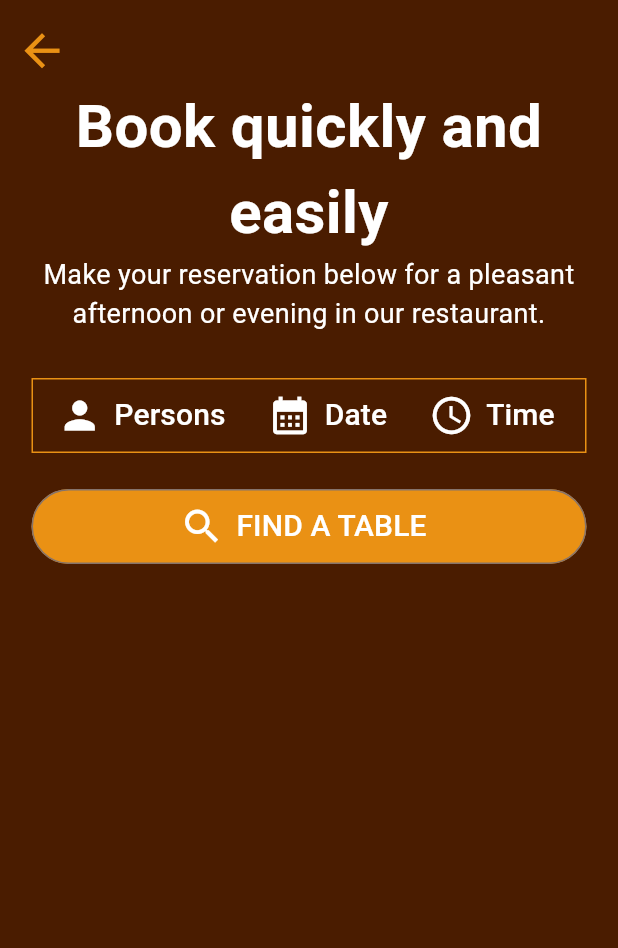
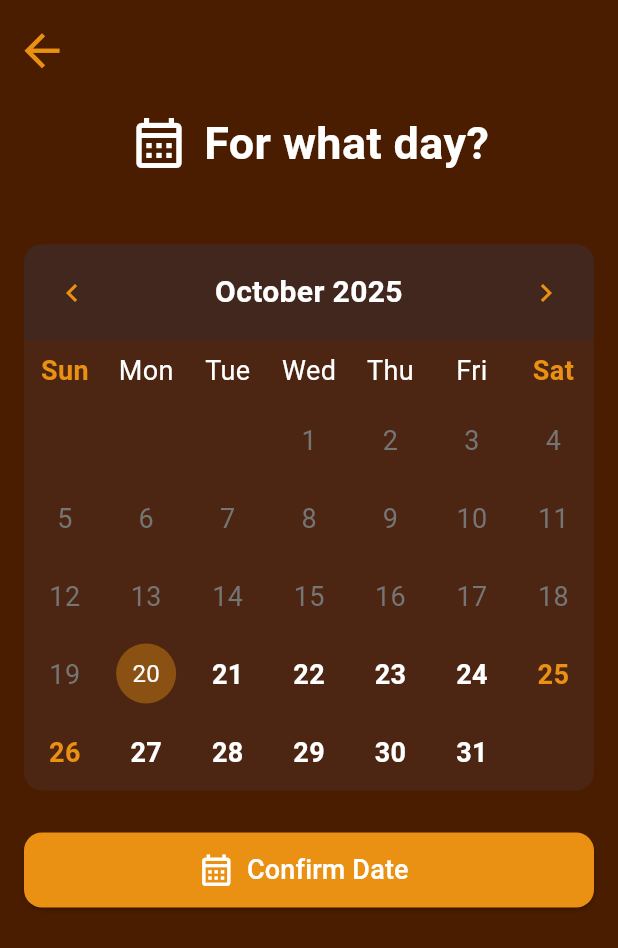
Before and after one commit to Philoodelf/toro_app, a Flutter app: the ReservationScreen screen opened directly, after a tap on "Date", on a phone screen of 412 x 824 dp. Shown: the top 948 px of the screen. Run offline on Flutter 3.47's test engine with Material 3 defaults, Android fonts, the phone set to English and light mode, and no system bars; drawn by our look-alikes of table_calendar; our stand-ins replace curved_navigation_bar, easy_localization, font_awesome_flutter; missing offline and left inert: dart:ffi.

Commit message:
selected date and time are done

```diff
--- /dev/null
+++ b/devtools_options.yaml
@@ -0,0 +1,3 @@
+description: This file stores settings for Dart & Flutter DevTools.
+documentation: https://docs.flutter.dev/tools/devtools/extensions#configure-extension-enablement-states
+extensions:
--- /dev/null
+++ b/lib/screens/date_select_screen.dart
@@ -0,0 +1,221 @@
+import 'package:easy_localization/easy_localization.dart';
+import 'package:flutter/material.dart';
+import 'package:table_calendar/table_calendar.dart';
+import 'package:toro_app/const/colors.dart';
+import 'package:toro_app/screens/select_time_screen.dart';
+
+class SelectDateScreen extends StatefulWidget {
+  const SelectDateScreen({super.key});
+
+  @override
+  State<SelectDateScreen> createState() => _DateSelectState();
+}
+
+class _DateSelectState extends State<SelectDateScreen> {
+  DateTime _focusedDay = DateTime.now();
+  DateTime? _selectedDay;
+
+  final DateTime _firstDay = DateTime.now();
+  final DateTime _lastDay = DateTime.now().add(const Duration(days: 90));
+
+  late final DateTime _firstAvailableDay;
+  late final DateTime _lastAvailableDay;
+
+  @override
+  void initState() {
+    super.initState();
+    _firstAvailableDay = DateTime.now();
+    _lastAvailableDay = DateTime(
+      _firstAvailableDay.year,
+      _firstAvailableDay.month + 3,
+      _firstAvailableDay.day,
+    );
+  }
+
+  void _onDaySelected(DateTime selectedDay, DateTime focusedDay) {
+    if (!isSameDay(_selectedDay, selectedDay)) {
+      setState(() {
+        _selectedDay = selectedDay;
+        _focusedDay = focusedDay;
+      });
+      debugPrint(
+        'Selected reservation date: ${DateFormat('yyyy-MM-dd').format(selectedDay)}',
+      );
+    }
+  }
+
+  void _saveReservation() {
+    if (_selectedDay != null) {
+      final formattedDate = DateFormat('yyyy-MM-dd').format(_selectedDay!);
+      debugPrint('Reservation saved for date: $formattedDate');
+      ScaffoldMessenger.of(context).showSnackBar(
+        SnackBar(
+          backgroundColor: AppColors.secondAppColor,
+          content: Text(
+            'Date saved for $formattedDate',
+            style: const TextStyle(color: Colors.white),
+          ),
+        ),
+      );
+      Navigator.of(context).pushReplacement(
+                        MaterialPageRoute(
+                          builder: (context) => SelectTimeScreen(
+                            selectedDate: _selectedDay!,
+                          ),
+                        ),
+                      );
+    } else {
+      ScaffoldMessenger.of(context).showSnackBar(
+        SnackBar(
+          backgroundColor: Colors.red.shade700,
+          content: const Text(
+            'Please select a date first!',
+            style: TextStyle(color: Colors.white),
+          ),
+        ),
+      );
+    }
+  }
+
+  @override
+  Widget build(BuildContext context) {
+    return SafeArea(
+      child: Scaffold(
+        backgroundColor: AppColors.mainAppColor,
+        appBar: AppBar(
+          backgroundColor: AppColors.mainAppColor,
+          elevation: 0,
+          leading: Padding(
+            padding: const EdgeInsets.only(top: 8),
+            child: IconButton(
+              icon: const Icon(
+                Icons.arrow_back,
+                color: AppColors.secondAppColor,
+                size: 35,
+              ),
+              onPressed: () => Navigator.pop(context),
+            ),
+          ),
+        ),
+        body: Column(
+          children: [
+            Padding(
+                      padding: const EdgeInsets.all(18),
+                      child: Row(
+                        mainAxisAlignment: MainAxisAlignment.center,
+                        children: [
+                          Icon(Icons.calendar_month_outlined, color: Colors.white, size: 40,),
+                          SizedBox(width: 10),
+                          Text(
+                            'For what day?',
+                            style: TextStyle(color: Colors.white, fontSize: 30, fontWeight: FontWeight.w600
+                          ),),
+                        ],
+                      ),
+                    ),
+            const SizedBox(height: 28),
+            Container(
+              margin: const EdgeInsets.symmetric(horizontal: 16),
+              decoration: BoxDecoration(
+                color: Colors.brown.shade800.withOpacity(0.4),
+                borderRadius: BorderRadius.circular(12),
+              ),
+              child: TableCalendar(
+                firstDay: _firstAvailableDay,
+                lastDay: _lastAvailableDay,
+                focusedDay: _focusedDay,
+                selectedDayPredicate: (day) => isSameDay(_selectedDay, day),
+                onDaySelected: _onDaySelected,
+                calendarFormat: CalendarFormat.month,
+                headerStyle: HeaderStyle(
+                  formatButtonVisible: false,
+                  titleCentered: true,
+                  titleTextStyle: const TextStyle(
+                    color: Colors.white,
+                    fontSize: 20,
+                    fontWeight: FontWeight.bold,
+                  ),
+                  leftChevronIcon: const Icon(
+                    Icons.chevron_left,
+                    color: AppColors.secondAppColor,
+                  ),
+                  rightChevronIcon: const Icon(
+                    Icons.chevron_right,
+                    color: AppColors.secondAppColor,
+                  ),
+                  decoration: BoxDecoration(
+                    color: Colors.brown.shade900.withOpacity(0.7),
+                    borderRadius: const BorderRadius.vertical(
+                      top: Radius.circular(12),
+                    ),
+                  ),
+                ),
+                daysOfWeekHeight: 40,
+                daysOfWeekStyle: const DaysOfWeekStyle(
+                  weekendStyle: TextStyle(
+                    color: AppColors.secondAppColor,
+                    fontWeight: FontWeight.bold,
+                    fontSize: 18,
+                  ),
+                  weekdayStyle: TextStyle(color: Colors.white, fontSize: 18),
+                ),
+
+                calendarStyle: CalendarStyle(
+                  cellMargin: const EdgeInsets.all(6),
+                  cellPadding: const EdgeInsets.all(8),
+                  weekendTextStyle: const TextStyle(
+                    color: AppColors.secondAppColor,
+                    fontSize: 18,
+                    fontWeight: FontWeight.w600,
+                  ),
+                  defaultTextStyle: const TextStyle(
+                    color: Colors.white,
+                    fontSize: 18,
+                    fontWeight: FontWeight.w600,
+                  ),
+                  todayDecoration: BoxDecoration(
+                    color: AppColors.secondAppColor.withOpacity(0.4),
+                    shape: BoxShape.circle,
+                  ),
+                  selectedDecoration: const BoxDecoration(
+                    color: AppColors.secondAppColor,
+                    shape: BoxShape.circle,
+                  ),
+                  outsideDaysVisible: false,
+                  disabledTextStyle: TextStyle(
+                    color: Colors.grey.shade600,
+                    fontSize: 18,
+                  ),
+                ),
+              ),
+            ),
+           // const Spacer(),
+           const SizedBox(height: 12),
+            Padding(
+              padding: const EdgeInsets.all(16.0),
+              child: ElevatedButton.icon(
+                onPressed: _saveReservation,
+                style: ElevatedButton.styleFrom(
+                  backgroundColor: AppColors.secondAppColor,
+                  minimumSize: const Size(double.infinity, 50),
+                  shape: RoundedRectangleBorder(
+                    borderRadius: BorderRadius.circular(12),
+                  ),
+                ),
+                icon: const Icon(
+                  Icons.calendar_month_outlined,
+                  color: Colors.white,
+                  size: 25,
+                ),
+                label: const Text(
+                  'Confirm Date',
+                  style: TextStyle(fontSize: 18, color: Colors.white, fontWeight: FontWeight.w500),
+                ),
+              ),
+            ),
+          ],
+        ),
+      ),
+    );
+  }
+}
--- a/lib/screens/home_screen.dart
+++ b/lib/screens/home_screen.dart
@@ -35,7 +35,7 @@ class HomeScreen extends StatelessWidget {
                   ),
                   CostumeMenu(
                     label: 'reservation'.tr(),
-                    icon: Icons.calendar_today_outlined,
+                    icon: Icons.calendar_month_outlined,
                     onTap: () {
                       Navigator.of(context).push(
                         MaterialPageRoute(
--- a/lib/screens/reservation_screen.dart
+++ b/lib/screens/reservation_screen.dart
@@ -1,6 +1,8 @@
 import 'package:flutter/material.dart';
 import 'package:font_awesome_flutter/font_awesome_flutter.dart';
 import 'package:toro_app/const/colors.dart';
+import 'package:toro_app/screens/date_select_screen.dart';
+import 'package:toro_app/screens/select_time_screen.dart';
 
 class ReservationScreen extends StatefulWidget {
   const ReservationScreen({super.key});
@@ -58,7 +60,7 @@ class _ReservationScreenState extends State<ReservationScreen> {
                   textAlign: TextAlign.center,
                 ),
               ),
-              SizedBox(height: 30),
+              SizedBox(height: 20),
               SizedBox(
                 width: 370,
                 child: Container(
@@ -73,6 +75,7 @@ class _ReservationScreenState extends State<ReservationScreen> {
                       Row(
                         mainAxisAlignment: MainAxisAlignment.center,
                         children: [
+                          //! person
                           TextButton.icon(
                             onPressed: () {
                               setState(() {
@@ -92,11 +95,17 @@ class _ReservationScreenState extends State<ReservationScreen> {
                               ),
                             ),
                           ),
-
+                          //! Calendar
                           TextButton.icon(
-                            onPressed: () {},
+                            onPressed: () {
+                              Navigator.of(context).pushReplacement(
+                                MaterialPageRoute(
+                                  builder: (context) => SelectDateScreen(),
+                                ),
+                              );
+                            },
                             icon: Icon(
-                              Icons.calendar_month,
+                              Icons.calendar_month_outlined,
                               color: Colors.white,
                               size: 30,
                             ),
@@ -108,44 +117,60 @@ class _ReservationScreenState extends State<ReservationScreen> {
                               ),
                             ),
                           ),
-                          TextButton.icon(
-                            onPressed: () {},
-                            icon: Icon(
-                              Icons.access_time_outlined,
-                              color: Colors.white,
-                              size: 30,
-                            ),
-                            label: Text(
-                              'Time',
-                              style: TextStyle(
-                                color: Colors.white,
-                                fontSize: 20,
-                              ),
-                            ),
-                          ),
+                          //! Time
+                          // TextButton.icon(
+                          //   onPressed: () {
+                          //   },
+                          //   icon: Icon(
+                          //     Icons.access_time_outlined,
+                          //     color: Colors.white,
+                          //     size: 30,
+                          //   ),
+                          //   label: Text(
+                          //     'Time',
+                          //     style: TextStyle(
+                          //       color: Colors.white,
+                          //       fontSize: 20,
+                          //     ),
+                          //   ),
+                          // ),
                         ],
                       ),
                     ],
                   ),
                 ),
               ),
-              SizedBox(height: 12),
+              SizedBox(height: 5),
 
               Visibility(
                 visible: showPersonsGrid,
                 child: Column(
                   children: [
+                    Padding(
+                      padding: const EdgeInsets.all(8.0),
+                      child: Row(
+                        mainAxisAlignment: MainAxisAlignment.center,
+                        children: [
+                          Icon(FontAwesomeIcons.users, color: Colors.white),
+                          SizedBox(width: 18),
+                          Text(
+                            'How many guests?',
+                            style: TextStyle(color: Colors.white, fontSize: 20, fontWeight: FontWeight.w600
+                          ),),
+                        ],
+                      ),
+                    ),
+                    SizedBox(height: 5),
                     SizedBox(
                       height: 300,
                       child: GridView.builder(
                         itemCount: itemCount,
-                        gridDelegate:
-                             SliverGridDelegateWithFixedCrossAxisCount(
-                              crossAxisCount: 2,
-                              crossAxisSpacing: 2,
-                              mainAxisSpacing: 2,
-                              childAspectRatio: aspectRatio,
-                            ),
+                        gridDelegate: SliverGridDelegateWithFixedCrossAxisCount(
+                          crossAxisCount: 2,
+                          crossAxisSpacing: 2,
+                          mainAxisSpacing: 2,
+                          childAspectRatio: aspectRatio,
+                        ),
                         itemBuilder: (BuildContext context, int index) {
                           return Card(
                             color: AppColors.secondAppColor.withOpacity(0.8),
@@ -174,10 +199,14 @@ class _ReservationScreenState extends State<ReservationScreen> {
                           setState(() {
                             itemCount = 40;
                             showAdd = false;
-                            aspectRatio=2;
+                            aspectRatio = 2;
                           });
                         },
-                        icon: Icon(Icons.add_circle_outline, size: 30, color: AppColors.secondAppColor,),
+                        icon: Icon(
+                          Icons.add_circle_outline,
+                          size: 30,
+                          color: AppColors.secondAppColor,
+                        ),
                       ),
                     ),
                   ],
--- a/pubspec.yaml
+++ b/pubspec.yaml
@@ -38,6 +38,7 @@ dependencies:
   curved_navigation_bar: ^1.0.6
   url_launcher: ^6.3.2
   easy_localization: ^3.0.8
+  table_calendar: ^3.1.3
 
 dev_dependencies:
   flutter_test:
```
Also changed, not shown: lib/screens/select_time_screen.dart (added, +205 -0 lines), pubspec.lock.
